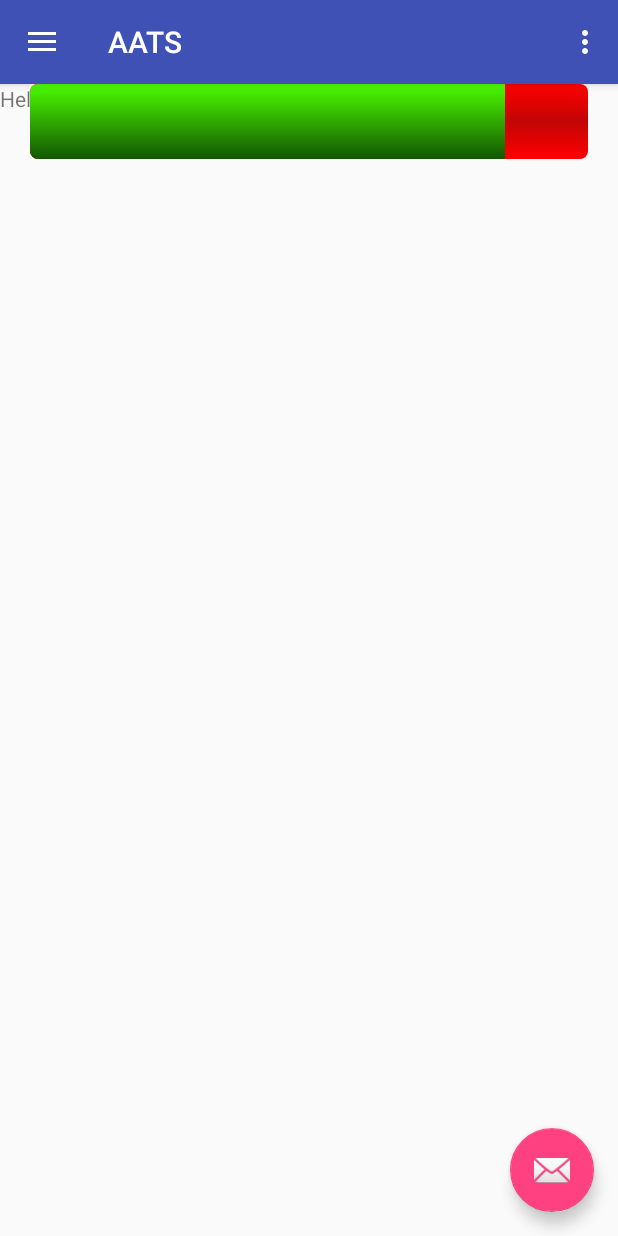
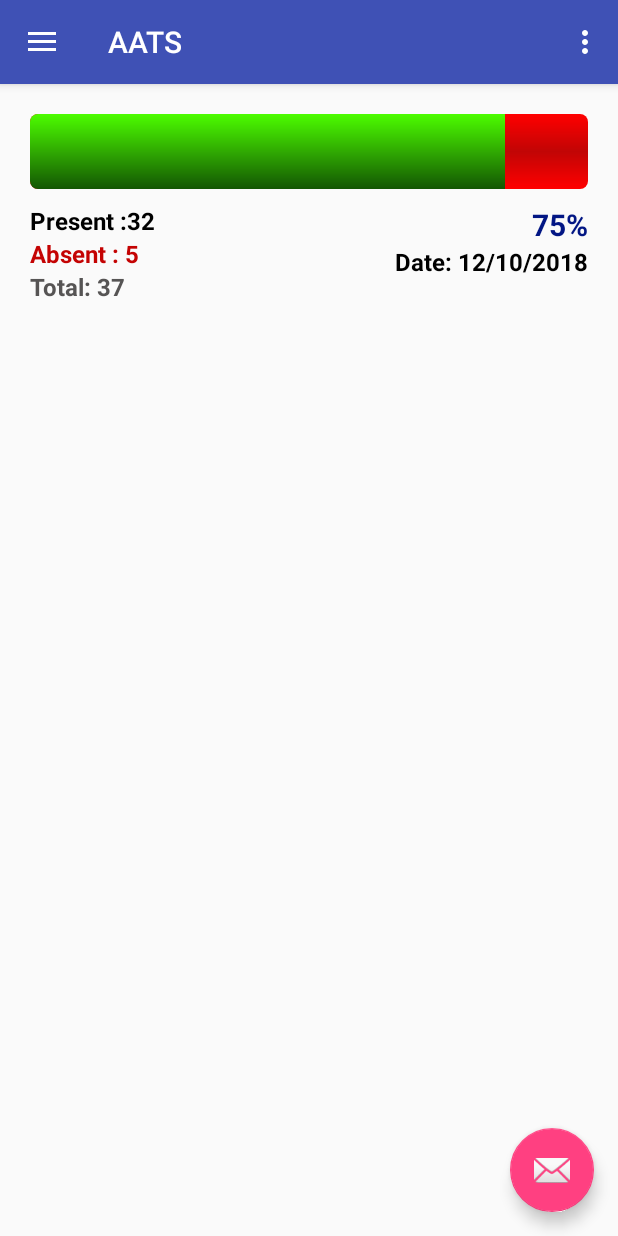
Before and after one commit to argertboja/Automated-Attendance-Taking-System-AATS, an Android app: the fragment ProfessorCourseViewFragment placed in its activity, on a phone screen of 412 x 824 dp. Run offline under Robolectric (Android 15) with nearby library versions, the phone set to English and light mode, and no system bars.

Commit message:
Added some of the main elements in course view fragment
percentage bar, extra data, layout alignments, etc

```diff
--- a/android/app/src/main/res/layout/content_main.xml
+++ b/android/app/src/main/res/layout/content_main.xml
@@ -13,15 +13,6 @@
         android:id="@+id/main_fragment"
         android:layout_width="match_parent"
         android:layout_height="match_parent">
-
-        <TextView
-            android:layout_width="wrap_content"
-            android:layout_height="wrap_content"
-            android:text="Hello World!"
-            app:layout_constraintBottom_toBottomOf="parent"
-            app:layout_constraintLeft_toLeftOf="parent"
-            app:layout_constraintRight_toRightOf="parent"
-            app:layout_constraintTop_toTopOf="parent" />
     </FrameLayout>
 
 
--- a/android/app/src/main/res/layout/fragment_professor_course_view.xml
+++ b/android/app/src/main/res/layout/fragment_professor_course_view.xml
@@ -1,19 +1,18 @@
 <?xml version="1.0" encoding="utf-8"?>
-<FrameLayout xmlns:android="http://schemas.android.com/apk/res/android"
+<LinearLayout xmlns:android="http://schemas.android.com/apk/res/android"
     xmlns:tools="http://schemas.android.com/tools"
     android:layout_width="match_parent"
     android:layout_height="match_parent"
+    android:layout_marginLeft="20dp"
+    android:layout_marginRight="20dp"
+    android:layout_marginTop="10dp"
+    android:orientation="vertical"
     tools:context=".ProfessorCourseViewFragment">
 
     <!-- TODO: Update blank fragment layout -->
 
 
-    <LinearLayout
-        android:layout_width="match_parent"
-        android:layout_height="match_parent"
-        android:layout_marginLeft="20dp"
-        android:layout_marginRight="20dp"
-        android:orientation="vertical">
+
 
 
         <ProgressBar
@@ -25,6 +24,84 @@
             android:minWidth="450dip"
             android:max="100"
             android:progress="85"
+            android:layout_marginTop="10dp"
             />
-    </LinearLayout>
-</FrameLayout>
+
+        <LinearLayout
+            android:layout_width="match_parent"
+            android:layout_height="match_parent"
+            android:orientation="horizontal"
+            android:layout_marginTop="10dp"
+            >
+
+            <LinearLayout
+                android:layout_width="match_parent"
+                android:layout_height="match_parent"
+                android:id="@+id/vertical_1"
+
+                android:layout_weight="0.5"
+                android:orientation="vertical">
+
+                <TextView
+                    android:id="@+id/present_num"
+                    android:layout_width="match_parent"
+                    android:layout_height="wrap_content"
+                    android:textStyle="bold"
+                    android:textSize="16sp"
+                    android:textColor="#FF000000"
+                    android:text="Present :32" />
+
+                <TextView
+                    android:id="@+id/absent_num"
+                    android:layout_width="match_parent"
+                    android:layout_height="wrap_content"
+                    android:textStyle="bold"
+                    android:textColor="#c40303"
+                    android:textSize="16sp"
+                    android:text="Absent : 5" />
+
+                <TextView
+                    android:id="@+id/total_num"
+                    android:layout_width="match_parent"
+                    android:layout_height="wrap_content"
+                    android:textStyle="bold"
+                    android:textColor="#565454"
+                    android:textSize="16sp"
+                    android:text="Total: 37" />
+            </LinearLayout>
+
+            <LinearLayout
+                android:layout_width="match_parent"
+                android:layout_height="match_parent"
+                android:layout_weight="0.5"
+                android:orientation="vertical">
+
+                <TextView
+                    android:id="@+id/percentage_num"
+                    android:layout_width="match_parent"
+                    android:layout_height="wrap_content"
+                    android:layout_gravity="end"
+                    android:textStyle="bold"
+                    android:gravity="end"
+                    android:textSize="20sp"
+                    android:textColor="#021684"
+                    android:text="75%" />
+
+                <TextView
+                    android:id="@+id/date"
+                    android:layout_width="match_parent"
+                    android:layout_height="wrap_content"
+                    android:layout_gravity="end"
+                    android:textStyle="bold"
+                    android:gravity="bottom|end"
+                    android:textSize="16sp"
+
+                    android:textColor="#FF000000"
+                    android:text="Date: 12/10/2018" />
+
+            </LinearLayout>
+        </LinearLayout>
+
+
+
+</LinearLayout>
```
